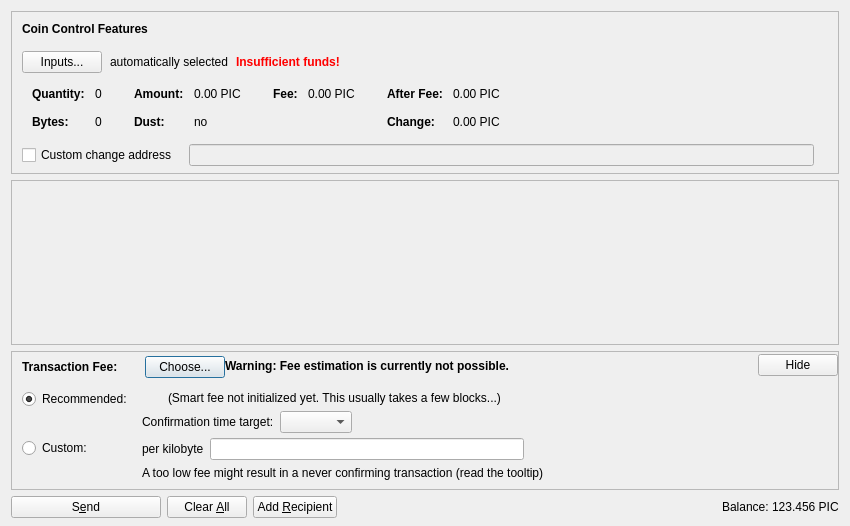
The window that src/qt/forms/sendcoinsdialog.ui (minblock/picscoin) describes before a commit, drawn with Qt 5.
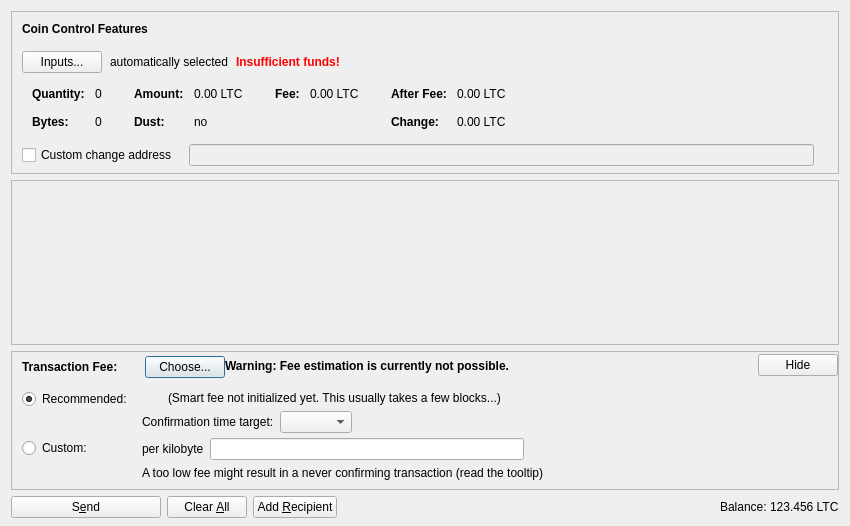
The same window after the commit. Icons and pictures are not drawn. Custom widgets are drawn as their Qt base class.

Diff of the .ui file:
```diff
--- a/src/qt/forms/sendcoinsdialog.ui
+++ b/src/qt/forms/sendcoinsdialog.ui
@@ -324,7 +324,7 @@
                   <enum>Qt::ActionsContextMenu</enum>
                  </property>
                  <property name="text">
-                  <string notr="true">0.00 PIC</string>
+                  <string notr="true">0.00 LTC</string>
                  </property>
                  <property name="textInteractionFlags">
                   <set>Qt::LinksAccessibleByMouse|Qt::TextSelectableByKeyboard|Qt::TextSelectableByMouse</set>
@@ -404,7 +404,7 @@
                   <enum>Qt::ActionsContextMenu</enum>
                  </property>
                  <property name="text">
-                  <string notr="true">0.00 PIC</string>
+                  <string notr="true">0.00 LTC</string>
                  </property>
                  <property name="textInteractionFlags">
                   <set>Qt::LinksAccessibleByMouse|Qt::TextSelectableByKeyboard|Qt::TextSelectableByMouse</set>
@@ -455,7 +455,7 @@
                   <enum>Qt::ActionsContextMenu</enum>
                  </property>
                  <property name="text">
-                  <string notr="true">0.00 PIC</string>
+                  <string notr="true">0.00 LTC</string>
                  </property>
                  <property name="textInteractionFlags">
                   <set>Qt::LinksAccessibleByMouse|Qt::TextSelectableByKeyboard|Qt::TextSelectableByMouse</set>
@@ -484,7 +484,7 @@
                   <enum>Qt::ActionsContextMenu</enum>
                  </property>
                  <property name="text">
-                  <string notr="true">0.00 PIC</string>
+                  <string notr="true">0.00 LTC</string>
                  </property>
                  <property name="textInteractionFlags">
                   <set>Qt::LinksAccessibleByMouse|Qt::TextSelectableByKeyboard|Qt::TextSelectableByMouse</set>
@@ -1204,7 +1204,7 @@
           <cursorShape>IBeamCursor</cursorShape>
          </property>
          <property name="text">
-          <string notr="true">123.456 PIC</string>
+          <string notr="true">123.456 LTC</string>
          </property>
          <property name="textInteractionFlags">
           <set>Qt::LinksAccessibleByMouse|Qt::TextSelectableByKeyboard|Qt::TextSelectableByMouse</set>
```
Left out of the diff: 6 changed lines with no effect on the pictures.
